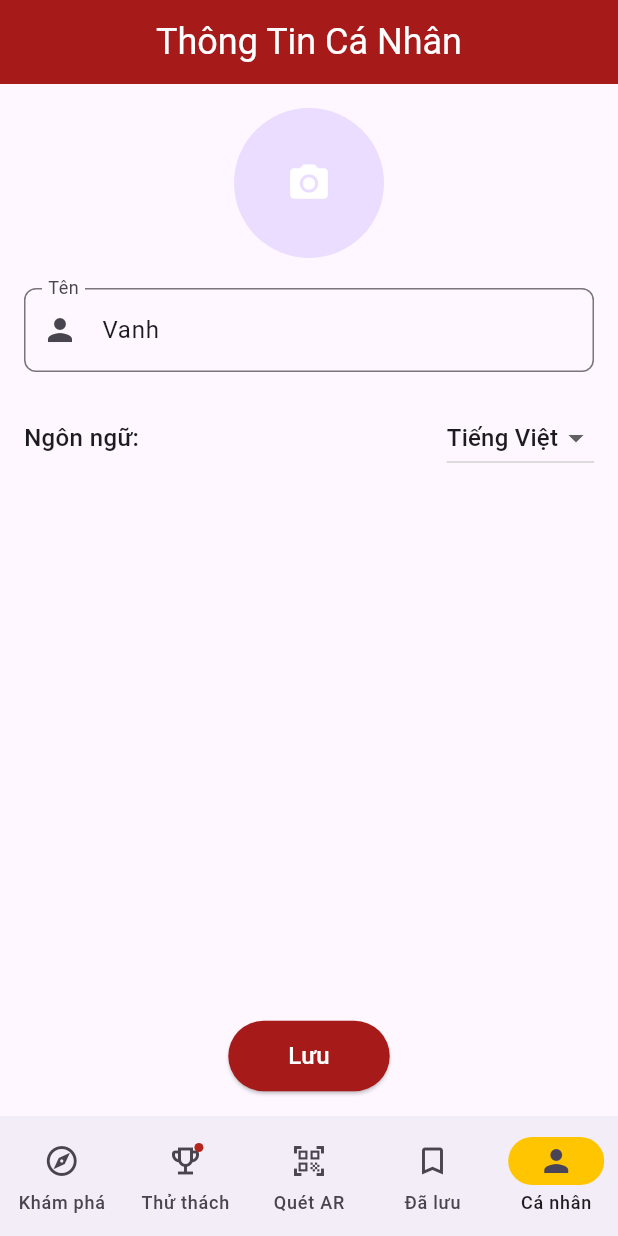
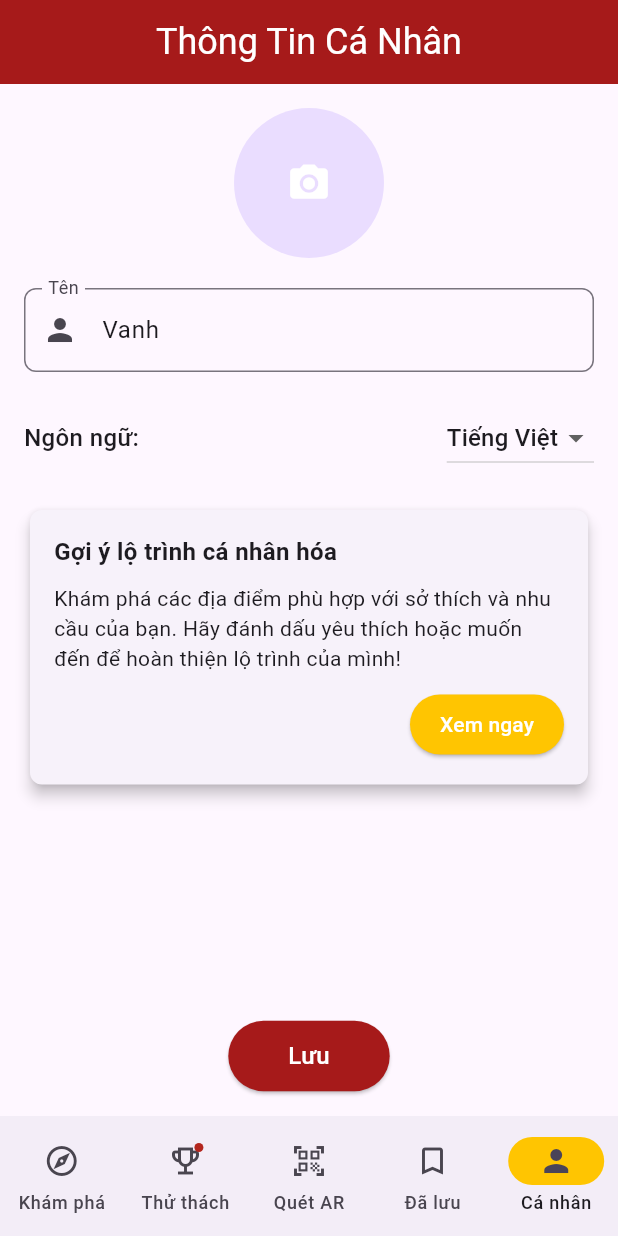
Before and after one commit to SypVanh/hanoigo_fe, a Flutter app: the HomeView screen opened by its route, item 5 of the bottom bar chosen, on a phone screen of 412 x 824 dp. Run offline on Flutter 3.47's test engine with Material 3 defaults, Android fonts, the phone set to English and light mode, and no system bars; our stand-ins replace dio, flutter_mobx, flutter_svg, freezed_annotation, gap, get and 6 more; missing offline and left inert: mobile_scanner; accounts and stored records are empty; generated files the repository leaves out were written again; project files that could hold a hidden picture were left out.

Commit message:
update sign up view

```diff
--- a/lib/presentation/pages/app/app_pages.dart
+++ b/lib/presentation/pages/app/app_pages.dart
@@ -1,13 +1,14 @@
 // ignore_for_file: constant_identifier_names
 import 'package:get/get.dart';
 import 'package:hanoigo/presentation/pages/app/app_router.dart';
+import 'package:hanoigo/presentation/pages/collect_success/collect_success_view.dart';
 import 'package:hanoigo/presentation/pages/collection/collection_view.dart';
-import 'package:hanoigo/presentation/pages/explore/explore_view.dart';
 import 'package:hanoigo/presentation/pages/home/home_view.dart';
 import 'package:hanoigo/presentation/pages/leaderboard/leader_board_view.dart';
 import 'package:hanoigo/presentation/pages/login/login_view.dart';
 import 'package:hanoigo/presentation/pages/onboarding/onboarding_view.dart';
 import 'package:hanoigo/presentation/pages/place_detail/place_detail_view.dart';
+import 'package:hanoigo/presentation/pages/search/search_view.dart';
 import 'package:hanoigo/presentation/pages/signup/signup_view.dart';
 
 class AppPages {
--- a/lib/presentation/pages/challenge/challenge_view.dart
+++ b/lib/presentation/pages/challenge/challenge_view.dart
@@ -83,7 +83,7 @@ class ChallengeScreen extends StatelessWidget {
                 ElevatedButton.icon(
                   onPressed: () {},
                   icon: const Icon(Icons.local_fire_department, size: 16),
-                  label: const Text('10'),
+                  label: const Text('4'),
                   style: ElevatedButton.styleFrom(
                     backgroundColor: Colors.red.shade50,
                     foregroundColor: Colors.red,
--- a/lib/presentation/pages/home/home_view.dart
+++ b/lib/presentation/pages/home/home_view.dart
@@ -6,7 +6,7 @@ import 'package:hanoigo/presentation/pages/collection/collection_view.dart';
 import 'package:hanoigo/presentation/pages/explore/explore_view.dart';
 import 'package:hanoigo/presentation/pages/leaderboard/leader_board_view.dart';
 import 'package:hanoigo/presentation/pages/onboarding/onboarding_view.dart';
-import 'package:hanoigo/presentation/pages/place_detail/place_detail_view.dart';
+import 'package:hanoigo/presentation/pages/personalized_route/personalized_route_view.dart';
 import 'package:hanoigo/presentation/pages/profile/profile_view.dart';
 import 'package:hanoigo/presentation/pages/qr_scan/qr_scan_view.dart';
 import 'package:hanoigo/presentation/pages/saved_places/saved_places_view.dart';
@@ -72,11 +72,11 @@ class _HomeViewState extends State<HomeView> {
       case 0:
         return const SearchScreen();
       case 1:
-        return const CollectionScreen();
+        return const ChallengeScreen();
       case 2:
-        return LeaderboardView();
+        return const SimpleQRCodeScanner();
       case 3:
-        return const CollectSuccessScreen();
+        return const SavedPlacesScreen();
       case 4:
         return const ProfileView();
       default:
--- a/lib/presentation/pages/profile/profile_view.dart
+++ b/lib/presentation/pages/profile/profile_view.dart
@@ -113,6 +113,53 @@ class _ProfileViewState extends State<ProfileView> {
                 ),
               ],
             ),
+            const SizedBox(height: 20),
+
+            // Card mô tả gợi ý lộ trình
+            Card(
+              elevation: 4,
+              shape: RoundedRectangleBorder(borderRadius: BorderRadius.circular(8)),
+              child: Padding(
+                padding: const EdgeInsets.all(16.0),
+                child: Column(
+                  crossAxisAlignment: CrossAxisAlignment.start,
+                  children: [
+                    const Text(
+                      "Gợi ý lộ trình cá nhân hóa",
+                      style: TextStyle(fontSize: 16, fontWeight: FontWeight.bold),
+                    ),
+                    const SizedBox(height: 10),
+                    const Text(
+                      "Khám phá các địa điểm phù hợp với sở thích và nhu cầu của bạn. Hãy đánh dấu yêu thích hoặc muốn đến để hoàn thiện lộ trình của mình!",
+                      style: TextStyle(fontSize: 14),
+                    ),
+                    const SizedBox(height: 10),
+                    Align(
+                      alignment: Alignment.centerRight,
+                      child: ElevatedButton(
+                        onPressed: () {
+                          // Điều hướng tới trang gợi ý lộ trình
+                          // Navigator.push(
+                          //   context,
+                          //   MaterialPageRoute(
+                          //     builder: (context) => const SuggestionsView(), // Thay SuggestionsView bằng màn hình bạn muốn
+                          //   ),
+                          // );
+                        },
+                        style: ElevatedButton.styleFrom(
+                          padding: const EdgeInsets.symmetric(horizontal: 20, vertical: 10),
+                          backgroundColor: ColorName.secondaryColor,
+                        ),
+                        child: const Text(
+                          "Xem ngay",
+                          style: TextStyle(color: Colors.white, fontSize: 14),
+                        ),
+                      ),
+                    ),
+                  ],
+                ),
+              ),
+            ),
             const Spacer(),
 
             // Nút lưu
```
Also changed, not shown: lib/presentation/pages/signup/signup_view.dart (+50 -4 lines).
